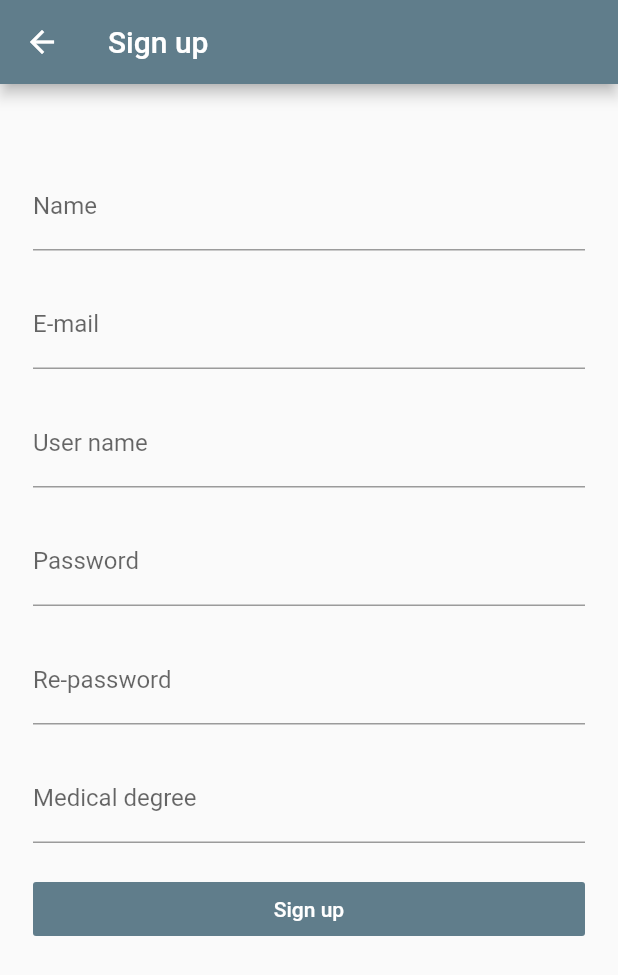
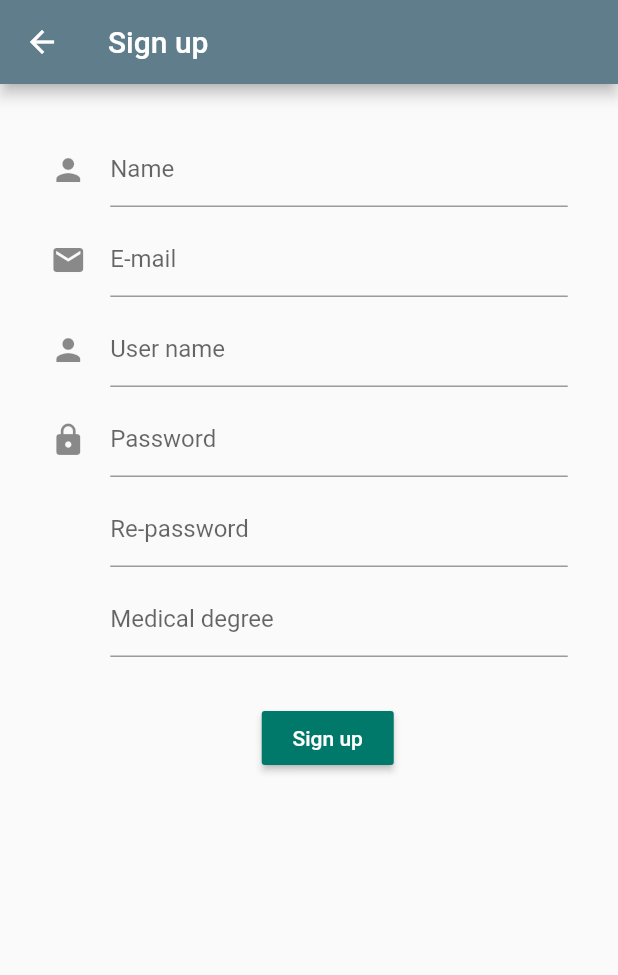
Before and after one commit to Heart-Patient-Assistant/HPA-Mobile, a Flutter app: the DoctorSignup screen opened directly, on a phone screen of 412 x 824 dp. Shown: the top 975 px of the screen. Run offline on Flutter 3.47's test engine with Material 2 defaults, Android fonts, the phone set to English and light mode, and no system bars; our stand-ins replace image_picker, shared_preferences; accounts and stored records are empty.

Commit message:
some edit

```diff
--- a/lib/DoctorProfile.dart
+++ b/lib/DoctorProfile.dart
@@ -96,7 +96,7 @@ class _DoctorProfileState extends State<DoctorProfile> {
               color: Colors.white,
             ),
           ),
-          backgroundColor: Colors.blueGrey,
+          backgroundColor: Colors.teal.shade700,
           actions: [
             FlatButton.icon(
               onPressed: () {
@@ -104,7 +104,8 @@ class _DoctorProfileState extends State<DoctorProfile> {
                   builder: (BuildContext context) => new EditDoctorProfile(),
                 ));
               },
-              icon: Icon(Icons.edit),
+              icon: Icon(Icons.edit,
+                  color: Colors.white),
               label: Text(''),
               onLongPress: () {
                 showDialog(
--- a/lib/DoctorSignup.dart
+++ b/lib/DoctorSignup.dart
@@ -20,8 +20,7 @@ class _DoctorSignupState extends State<DoctorSignup>{
   void signUp() {
     setState(() {
       if (name.text.trim().isEmpty || email.text.trim().isEmpty
-          ||userName.text.trim().isEmpty || password.text.trim().isEmpty
-          || medicalDegree.text.trim().isEmpty) {
+          ||userName.text.trim().isEmpty || password.text.trim().isEmpty||repeatPassword.text.trim().isEmpty) {
         showDialog(
             context: context,
             builder: (context) {
@@ -39,12 +38,31 @@ class _DoctorSignupState extends State<DoctorSignup>{
                 ],
               );
             });
-      } else {
+      } else if(password.text.trim()!= repeatPassword.text.trim()){
+        showDialog(
+            context: context,
+            builder: (context) {
+              return AlertDialog(
+                title: Text("Please convert the password "),
+                actions: [
+                  FlatButton(
+                      onPressed: () {
+                        Navigator.pop(context);
+                      },
+                      child: new Text(
+                        "Ok",
+                        style: TextStyle(color: Colors.blue),
+                      ))
+                ],
+              );
+            });
+      }else {
         Navigator.of(context).pushNamedAndRemoveUntil('/Done', (Route<dynamic> route)=> false, arguments: {
-        });
-      }
+        });      }
     });
   }
+
+
 
 
   @override
@@ -54,28 +72,102 @@ class _DoctorSignupState extends State<DoctorSignup>{
         title: new Text('Sign up'),
         backgroundColor: Colors.blueGrey,
       ),
-      body:new ListView( padding: const EdgeInsets.only(
-          top: 32, left: 22.0, right: 22),
-        //mainAxisAlignment: MainAxisAlignment.start,
-          children: [ // margin: EdgeInsets.only(left: 33.5, right: 33.5),
-           //
-            new Padding(padding: EdgeInsets.all(10.0)),
-            new TextField(controller: name,textDirection: TextDirection.ltr,keyboardType: TextInputType.name,decoration: InputDecoration(labelText: 'Name') ,)
-            ,new Padding(padding: EdgeInsets.all(10.0)),
-            new TextField(controller: email,textDirection: TextDirection.ltr,keyboardType: TextInputType.emailAddress,decoration: InputDecoration(labelText: 'E-mail',) ,)
-            ,new Padding(padding: EdgeInsets.all(10.0)),
-            new TextField(controller: userName,textDirection: TextDirection.ltr,keyboardType: TextInputType.name,decoration: InputDecoration(labelText: 'User name',) ,)
-            ,new Padding(padding: EdgeInsets.all(10.0)),
-            new TextField(controller: password,obscureText: true, textDirection: TextDirection.ltr,keyboardType: TextInputType.visiblePassword,decoration: InputDecoration(labelText: 'Password', ) ,)
-            ,new Padding(padding: EdgeInsets.all(10.0)),
-            new TextField(controller: repeatPassword,obscureText: true, textDirection: TextDirection.ltr,keyboardType: TextInputType.visiblePassword,decoration: InputDecoration(labelText: 'Re-password', ) ,)
-            ,new Padding(padding: EdgeInsets.all(10.0)),
-            new TextField(controller: medicalDegree,textDirection: TextDirection.ltr,keyboardType: TextInputType.name,decoration: InputDecoration(labelText: 'Medical degree', ) ,)
-            ,new Padding(padding: EdgeInsets.all(10.0)),
-            new FlatButton(onPressed:signUp,
-              child: new Text('Sign up'),color: Colors.blueGrey,textColor: Colors.white,)
-          ],
-        )
+      body: new Container(margin: EdgeInsets.only(left: 33.5, right: 33.5),
+         child : ListView(
+            padding: const EdgeInsets.only(
+                top: 32),
+            children: <Widget>[
+              Container(
+                height: 50,
+                child: new TextField(
+                  controller: name,
+                  keyboardType: TextInputType.text,
+                  decoration: InputDecoration(
+                    labelText: 'Name',
+                    icon: new Icon(Icons.person),
+                  ),
+                ),
+              ),
+              new Padding(padding: new EdgeInsets.only(top: 10.0),),
+
+              Container(
+                height: 50,
+                child: new TextField(
+                  controller: email,
+                  keyboardType: TextInputType.emailAddress,
+                  decoration: InputDecoration(
+                    labelText: 'E-mail',
+                    icon: new Icon(Icons.email),
+                  ),
+                ),
+              ),
+              new Padding(padding: new EdgeInsets.only(top: 10.0),),
+
+              Container(
+                height: 50,
+                child: new TextField(
+                  controller: userName,
+                  keyboardType: TextInputType.text,
+                  decoration: InputDecoration(
+                    labelText: 'User name',
+                    icon: new Icon(Icons.person ),
+                  ),
+                ),
+              ),
+              new Padding(padding: new EdgeInsets.only(top: 10.0),),
+
+              Container(
+                height: 50,
+                child: new TextField(obscureText: true,
+                  controller: password,
+                  keyboardType: TextInputType.visiblePassword,
+                  decoration: InputDecoration(
+                    labelText: 'Password',
+                    icon: new Icon(Icons.lock),
+                  ),
+                ),
+              ),
+              new Padding(padding: new EdgeInsets.only(top: 10.0),),
+
+              Container(margin: EdgeInsets.only(left:  40,),
+                height: 50,
+                child: new TextField(obscureText: true,
+                  controller: repeatPassword,
+                  keyboardType: TextInputType.visiblePassword,
+                  decoration: InputDecoration(
+                    labelText: 'Re-password',
+                  ),
+                ),
+              ),
+              new Padding(padding: new EdgeInsets.only(top: 10.0),),
+
+              Container(margin: EdgeInsets.only(left:  40,),
+                height: 50,
+                child: new TextField(controller: medicalDegree,
+                  keyboardType: TextInputType.text,
+                  decoration: InputDecoration(
+                    labelText: 'Medical degree',
+                  ),
+                ),
+              ),
+              new Padding(padding: new EdgeInsets.only(top: 30.0),),
+
+              new Container(
+                alignment : Alignment.center,
+                  padding: new EdgeInsets.only(left: 25),
+                child : new RaisedButton(
+                  onPressed: signUp,
+                  color: Colors.teal.shade700,
+                  child: new Text(
+                    'Sign up',
+                    style: new TextStyle(
+                      color: Colors.white,),
+                  ),
+                ),
+              )
+            ],
+          ),
+      )
 
 
     );
--- a/lib/PatientProfile.dart
+++ b/lib/PatientProfile.dart
@@ -100,7 +100,7 @@ class _SecondState extends State<Second> {
               color: Colors.white,
             ),
           ),
-          backgroundColor: Colors.blueGrey,
+          backgroundColor: Colors.teal.shade700,
           actions: [
             FlatButton.icon(
               onPressed: () {
@@ -108,7 +108,8 @@ class _SecondState extends State<Second> {
     builder: (BuildContext context) => new EditPatientProfile(),
     ));
     },
-              icon: Icon(Icons.edit),
+              icon: Icon(Icons.edit,
+                  color: Colors.white ),
               label: Text(''),
               onLongPress: () {
                 showDialog(
```
Also changed, not shown: lib/EditDoctorProfile.dart (+24 -12 lines), lib/EditPatientProfile.dart (+32 -16 lines), lib/PatientAccountInfo.dart (+55 -50 lines), lib/PatientPersonalInfo.dart (+101 -58 lines), 1 other file.
